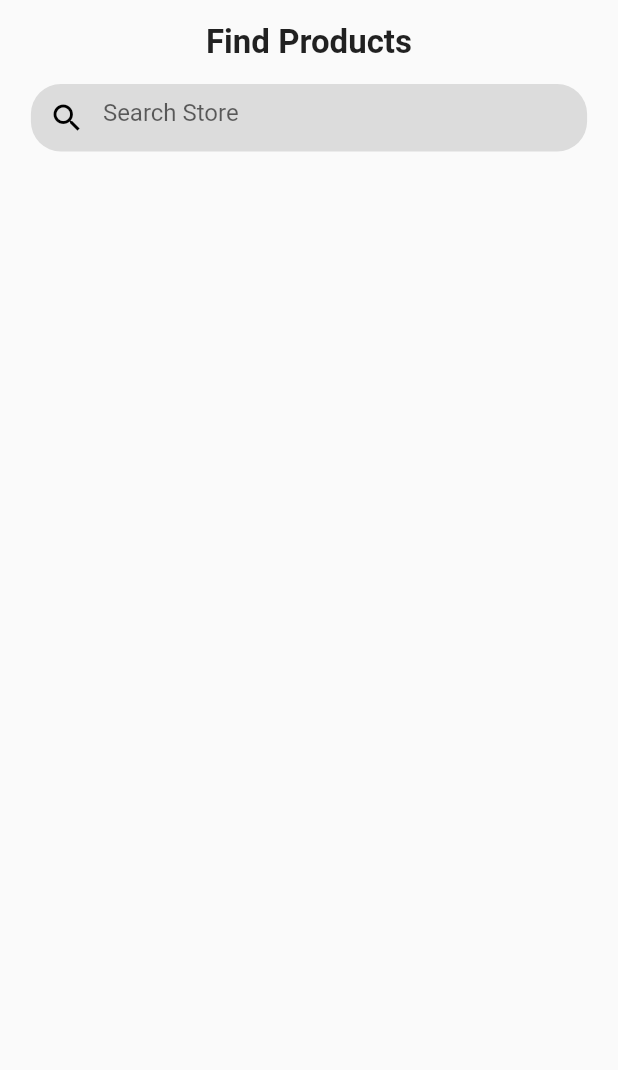
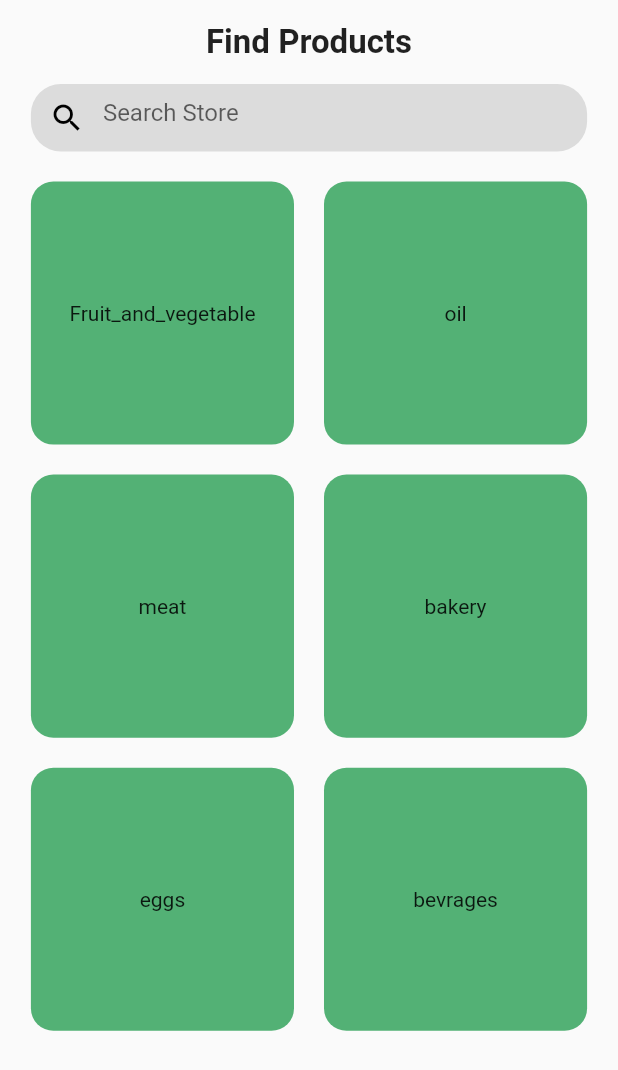
Before and after one commit to akashhardade/nectar, a Flutter app: the Explore screen opened directly, on a phone screen of 412 x 824 dp. Shown: the top 1070 px of the screen. Run offline on Flutter 3.47's test engine with Material 2 defaults, Android fonts, the phone set to English and light mode, and no system bars; our stand-ins replace flutter_rating_bar, flutter_svg, form_field_validator, intl_phone_number_input; Roboto replaces fonts that are missing (Gilroy-ExtraBold); project files that could hold a hidden picture were left out.

Commit message:
Product Detail screen added & category screen started

```diff
--- a/lib/bottombar/explore.dart
+++ b/lib/bottombar/explore.dart
@@ -1,4 +1,6 @@
+import 'package:flutter/foundation.dart';
 import 'package:flutter/material.dart';
+import 'package:nectar/classmodel.dart';
 
 class Explore extends StatefulWidget {
   const Explore({Key? key}) : super(key: key);
@@ -11,7 +13,8 @@ class _ExploreState extends State<Explore> {
   @override
   Widget build(BuildContext context) {
     return Scaffold(
-      body: SafeArea(
+      body: SingleChildScrollView(
+        child: SafeArea(
             child: Center(
           child: Column(
             children: [
@@ -49,12 +52,37 @@ class _ExploreState extends State<Explore> {
                         ),
                       ),
                     ),
+                    SizedBox(
+                      height: 20,
+                    ),
+                    Container(
+                      child: GridView.builder(
+                          physics: NeverScrollableScrollPhysics(),
+                          shrinkWrap: true,
+                          gridDelegate:
+                              const SliverGridDelegateWithMaxCrossAxisExtent(
+                                  maxCrossAxisExtent: 200,
+                                  // childAspectRatio: 3 / 2,
+                                  crossAxisSpacing: 20,
+                                  mainAxisSpacing: 20),
+                          itemCount: data.length,
+                          itemBuilder: (BuildContext ctx, index) {
+                            return Container(
+                              alignment: Alignment.center,
+                              child: Text("${data[index]["category"]}"),
+                              decoration: BoxDecoration(
+                                  color: Color(0xff53B175),
+                                  borderRadius: BorderRadius.circular(15)),
+                            );
+                          }),
+                    ),
                   ],
                 ),
               ),
             ],
           ),
         )),
+      ),
     );
   }
 }
--- /dev/null
+++ b/lib/classmodel.dart
@@ -0,0 +1,82 @@
+import 'package:flutter/cupertino.dart';
+import 'package:flutter/material.dart';
+import 'dart:io';
+
+
+List<Map> data = [
+  {
+    "id": 1,
+    "title": "Organic Bananas",
+    "image": "assets/images/banana.png",
+    "price": "4.99",
+    "category": "Fruit_and_vegetable",
+    "description": " 7pcs ,Price",
+
+  },
+  {
+    "id": 2,
+    "title": "Red Apple",
+    "image": "assets/images/apple.png",
+    "price": "4.99",
+    "category": "oil",
+    "description": "1 Kg ,Price",
+
+  },
+  {
+    "id": 3,
+    "title": "Strawberry",
+    "image": "assets/images/stawberry.jpg",
+    "price": "5.99",
+    "category": "meat",
+    "description": "12 pcs ,Price",
+
+  },
+  {
+    "id": 4,
+    "title": "Red Capsicum",
+    "image": "assets/images/capsicum.png",
+    "price": "8.56",
+    "category": "bakery",
+    "description": "6 pcs,Price",
+
+  },
+  {
+    "id": 5,
+    "title": "Ginger",
+    "image": "assets/images/ginger.png",
+    "price": "9.99",
+    "category": "eggs",
+    "description": "8 pcs,Price",
+
+  },
+  {
+    "id": 6,
+    "title": "cucumber",
+    "image": "assets/images/cucumber.png",
+    "price": "4.99",
+    "category": "bevrages",
+    "description": "3 pcs,Price",
+
+  },
+];
+
+class Category {
+  final int? id;
+  final String? title;
+  final String? image;
+  final String? description;
+  final String? price;
+
+  Category(
+    {
+    this.id,
+    this.title,
+    this.image,
+    this.description,
+    this.price,
+  }
+  );
+
+
+
+}
--- a/lib/screens/signIn.dart
+++ b/lib/screens/signIn.dart
@@ -1,7 +1,5 @@
 import 'package:flutter/material.dart';
-import 'package:intl_phone_number_input/intl_phone_number_input.dart';
 import 'package:flutter_svg/flutter_svg.dart';
-import 'package:nectar/screens/constants.dart';
 import 'package:nectar/screens/number.dart';
 
 class SignIn extends StatefulWidget {
--- a/pubspec.yaml
+++ b/pubspec.yaml
@@ -33,6 +33,7 @@ dependencies:
   flutter_svg: ^0.22.0
   form_field_validator: ^1.1.0
   flutter_otp: ^0.3.2
+  flutter_rating_bar: ^4.0.0
 
 dev_dependencies:
   flutter_test:
```
Also changed, not shown: lib/bottombar/product_detail.dart (added, +286 -0 lines), lib/bottombar/shop.dart (+63 -22 lines), pubspec.lock. Lines whose indentation alone changed are shown as unchanged.
